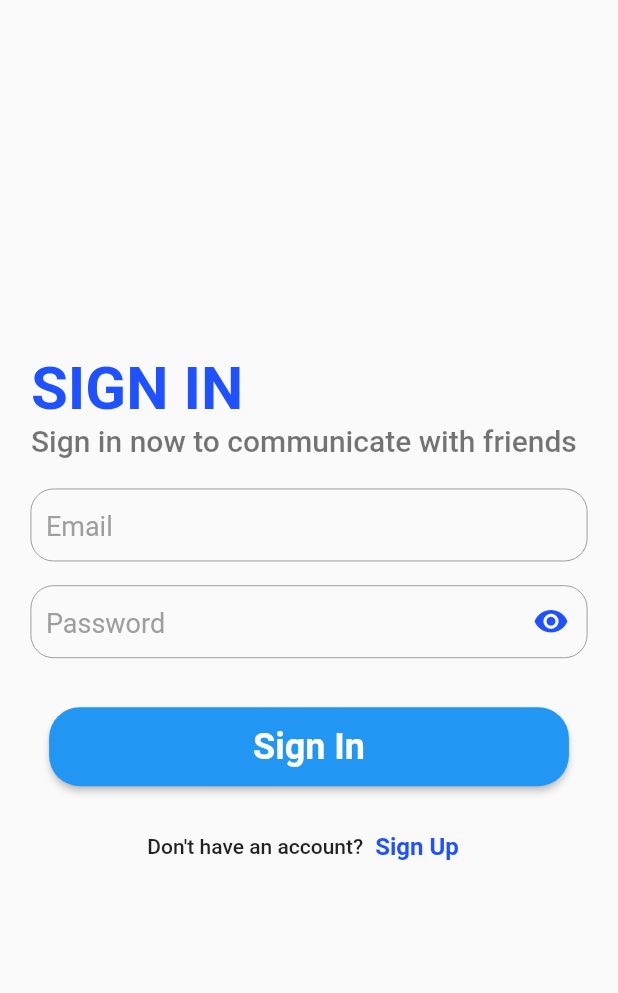
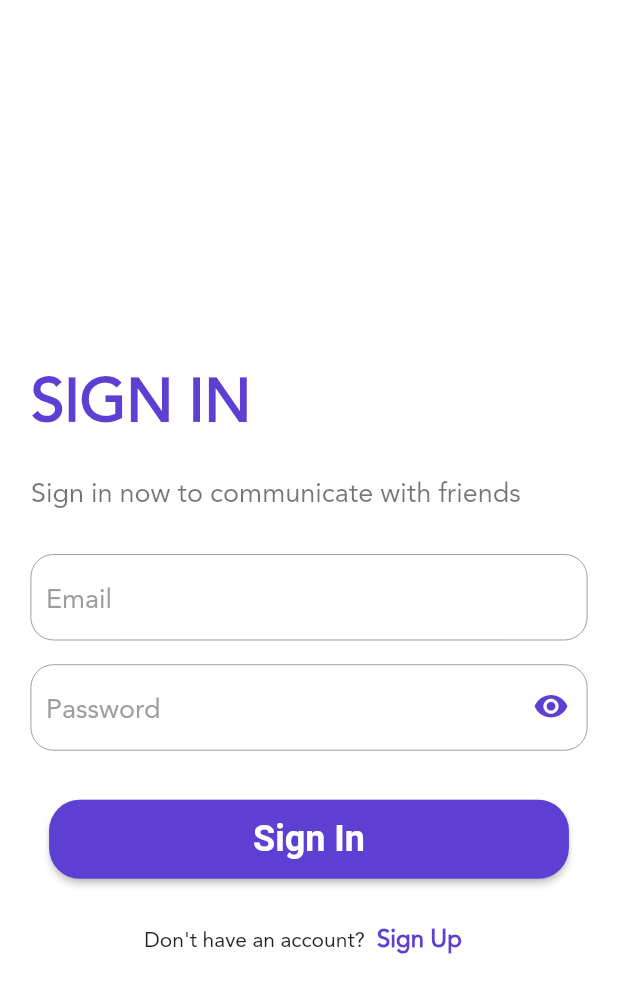
Before and after one commit to ahmedghaly15/Linkup, a Flutter app: the screen it shows after launch, on a phone screen of 412 x 824 dp. Shown: the top 993 px of the screen. Run offline on Flutter 3.47's test engine with Material 2 defaults, Android fonts, the light colour scheme and no system bars; our stand-ins replace bloc, cloud_firestore, conditional_builder_null_safety, firebase_auth, firebase_core, flutter_bloc and 1 more; accounts and stored records are empty.

Commit message:
Some Files Have Been Added, Others Have Been Modified

```diff
--- /dev/null
+++ b/lib/layout/cubit/cubit.dart
@@ -0,0 +1,84 @@
+import 'package:cloud_firestore/cloud_firestore.dart';
+import 'package:flutter/material.dart';
+import 'package:flutter_bloc/flutter_bloc.dart';
+import 'package:social_app/layout/cubit/states.dart';
+import 'package:social_app/models/user_model.dart';
+import 'package:social_app/modules/chats/chats_screen.dart';
+import 'package:social_app/modules/feeds/feeds_screen.dart';
+import 'package:social_app/modules/settings/settings_screen.dart';
+import 'package:social_app/modules/users/users_screen.dart';
+import 'package:social_app/shared/constants.dart';
+import 'package:social_app/styles/iconbroken.dart';
+
+import '../../styles/colors.dart';
+
+class SocialAppCubit extends Cubit<SocialAppStates> {
+  SocialAppCubit() : super(SocialAppInitialState());
+
+  static SocialAppCubit getObject(context) => BlocProvider.of(context);
+
+  //============ Current Index Of Bottom Nav Bar Item ============
+  int currentIndex = 0;
+
+  //============ Bottom Nav Bar Screens ============
+  List<Widget> bottomNavScreens = [
+    const FeedsScreen(),
+    const ChatsScreen(),
+    const UsersScreen(),
+    const SettingsScreen(),
+  ];
+
+  //============ Bottom Nav Bar Content ============
+  List<BottomNavigationBarItem> bottomNavItems = const [
+    BottomNavigationBarItem(
+      icon: Icon(IconBroken.home),
+      label: "Home",
+      backgroundColor: defaultColor,
+    ),
+    BottomNavigationBarItem(
+      icon: Icon(IconBroken.chat),
+      label: "Chats",
+      backgroundColor: defaultColor,
+    ),
+    BottomNavigationBarItem(
+      icon: Icon(IconBroken.location),
+      label: "Users",
+      backgroundColor: defaultColor,
+    ),
+    BottomNavigationBarItem(
+      icon: Icon(IconBroken.setting),
+      label: "Settings",
+      backgroundColor: defaultColor,
+    ),
+  ];
+
+  //============ App Bar Titles Of Bottom Nav Bar Screens ============
+  List<String> titles = [
+    'News Feed',
+    'Chats',
+    'Users',
+    'Settings',
+  ];
+
+  //============ For Moving Between Bottom Nav Bar Screens ============
+  void changeBottomNavIndex(int index) {
+    currentIndex = index;
+
+    emit(ChangeBottomNavState());
+  }
+
+  UserModel? model;
+
+  void getUserData() {
+    emit(GetUserLoadingState());
+
+    FirebaseFirestore.instance.collection('users').doc(uId).get().then((value) {
+      // print(value.data());
+      model = UserModel.fromJson(value.data()!);
+      emit(GetUserSuccessState());
+    }).catchError((error) {
+      print(error.toString());
+      emit(GetUserErrorState(error.toString()));
+    });
+  }
+}
--- /dev/null
+++ b/lib/layout/cubit/states.dart
@@ -0,0 +1,14 @@
+abstract class SocialAppStates {}
+
+class SocialAppInitialState extends SocialAppStates {}
+
+class GetUserLoadingState extends SocialAppStates {}
+
+class GetUserSuccessState extends SocialAppStates {}
+
+class GetUserErrorState extends SocialAppStates {
+  final String error;
+  GetUserErrorState(this.error);
+}
+
+class ChangeBottomNavState extends SocialAppStates {}
--- a/lib/main.dart
+++ b/lib/main.dart
@@ -1,25 +1,77 @@
 import 'package:firebase_core/firebase_core.dart';
 import 'package:flutter/material.dart';
+import 'package:flutter/services.dart';
+import 'package:flutter_bloc/flutter_bloc.dart';
+import 'package:social_app/layout/cubit/cubit.dart';
+import 'package:social_app/layout/social_layout.dart';
 import 'package:social_app/modules/auth/auth_screen.dart';
+import 'package:social_app/shared/bloc_observer.dart';
+import 'package:social_app/shared/constants.dart';
 
 import 'firebase_options.dart';
+import 'network/local/cache_helper.dart';
 
 Future<void> main() async {
   WidgetsFlutterBinding.ensureInitialized();
   await Firebase.initializeApp(
     options: DefaultFirebaseOptions.currentPlatform,
   );
-  runApp(const MainApp());
+
+  //===================== Observing My Bloc =====================
+  Bloc.observer = MyBlocObserver();
+
+  //===================== Initializing SharedPref =====================
+  await CacheHelper.initSharedPref();
+
+  uId = CacheHelper.getStringData(key: 'uId');
+
+  Widget startingScreen;
+
+  if (uId != null) {
+    startingScreen = const SocialAppLayout();
+  } else {
+    startingScreen = const AuthScreen();
+  }
+
+  runApp(MainApp(startingScreen));
 }
 
 class MainApp extends StatelessWidget {
-  const MainApp({super.key});
+  final Widget? startingScreen;
+  const MainApp(this.startingScreen, {super.key});
 
   @override
   Widget build(BuildContext context) {
-    return const MaterialApp(
-      debugShowCheckedModeBanner: false,
-      home: AuthScreen(),
+    return BlocProvider(
+      create: (context) => SocialAppCubit()..getUserData(),
+      child: MaterialApp(
+        debugShowCheckedModeBanner: false,
+        theme: ThemeData(
+          fontFamily: 'Janna',
+          appBarTheme: const AppBarTheme(
+            iconTheme: IconThemeData(
+              color: Colors.black,
+              size: 25,
+            ),
+            titleTextStyle: TextStyle(
+              fontSize: 23,
+              fontWeight: FontWeight.bold,
+              color: Colors.black,
+              letterSpacing: 0.5,
+              fontFamily: 'Janna',
+            ),
+            centerTitle: true,
+            elevation: 0,
+            backgroundColor: Colors.white,
+            systemOverlayStyle: SystemUiOverlayStyle(
+              statusBarColor: Colors.white,
+              statusBarBrightness: Brightness.dark,
+            ),
+          ),
+          scaffoldBackgroundColor: Colors.white,
+        ),
+        home: startingScreen,
+      ),
     );
   }
 }
--- /dev/null
+++ b/lib/models/user_model.dart
@@ -0,0 +1,33 @@
+class UserModel {
+  String? name;
+  String? email;
+  String? phone;
+  String? uId;
+  bool? isEmailVerified;
+
+  UserModel({
+    this.name,
+    this.email,
+    this.phone,
+    this.uId,
+    this.isEmailVerified,
+  });
+
+  UserModel.fromJson(Map<String, dynamic> json) {
+    name = json['name'];
+    email = json['email'];
+    phone = json['phone'];
+    uId = json['uId'];
+    isEmailVerified = json['isEmailVerified'];
+  }
+
+  Map<String, dynamic> toJson() {
+    return {
+      'name': name,
+      'email': email,
+      'phone': phone,
+      'uId': uId,
+      'isEmailVerified': isEmailVerified,
+    };
+  }
+}
--- a/lib/modules/auth/auth_screen.dart
+++ b/lib/modules/auth/auth_screen.dart
@@ -1,6 +1,8 @@
 import 'package:conditional_builder_null_safety/conditional_builder_null_safety.dart';
 import 'package:flutter/material.dart';
 import 'package:flutter_bloc/flutter_bloc.dart';
+import 'package:social_app/layout/social_layout.dart';
+import 'package:social_app/network/local/cache_helper.dart';
 import 'package:social_app/shared/constants.dart';
 
 // import '/layout/shop_layout.dart';
@@ -93,6 +95,22 @@ class _AuthScreenState extends State<AuthScreen>
               context: context,
             );
           }
+
+          if (state is SignInSuccessState) {
+            CacheHelper.saveData(key: 'uId', value: state.uId).then((value) {
+              navigateAndFinish(context, screen: const SocialAppLayout());
+            });
+          }
+
+          if (state is SignUpSuccessState) {
+            CacheHelper.saveData(key: 'uId', value: state.uId).then((value) {
+              navigateAndFinish(context, screen: const SocialAppLayout());
+            });
+          }
+
+          if (state is CreateUserSuccessState) {
+            navigateAndFinish(context, screen: const SocialAppLayout());
+          }
           // if (state is SignInSuccessState) {
           // if (state.signInModel.status!) {
           //======= In Case User Sign In Successfully =======
@@ -153,6 +171,7 @@ class _AuthScreenState extends State<AuthScreen>
                 // For Closing The Keyboard When The Screen Is Tapped
                 onTap: () => FocusScope.of(context).unfocus(),
                 child: Scaffold(
+                  appBar: AppBar(),
                   body: Center(
                     child: SingleChildScrollView(
                       child: Padding(
@@ -175,6 +194,8 @@ class _AuthScreenState extends State<AuthScreen>
                                     color: defaultColor,
                                   ),
                             ),
+                            // For Adding Some Space
+                            SizedBox(height: screenHeight * 0.01),
                             Text(
                               authMode == AuthMode.signIn
                                   ? "Sign in now to communicate with friends"
@@ -183,12 +204,12 @@ class _AuthScreenState extends State<AuthScreen>
                                   .textTheme
                                   .titleLarge!
                                   .copyWith(
-                                    fontSize: 20,
+                                    fontSize: 18,
                                     color: Colors.black54,
                                   ),
                             ),
                             //======== For Adding Some Space ========
-                            SizedBox(height: screenHeight * 0.025),
+                            SizedBox(height: screenHeight * 0.03),
                             //======================= Auth Form =======================
                             Form(
                               key: formKey,
--- a/lib/modules/auth/cubit/states.dart
+++ b/lib/modules/auth/cubit/states.dart
@@ -8,6 +8,8 @@ class AuthScreenInitialState extends AuthScreenStates {}
 class SignInLoadingState extends AuthScreenStates {}
 
 class SignInSuccessState extends AuthScreenStates {
+  final String uId;
+  SignInSuccessState(this.uId);
   // final SignInModel signInModel;
   // SignInSuccessState(this.signInModel);
 }
@@ -20,6 +22,8 @@ class SignInErrorState extends AuthScreenStates {
 class SignUpLoadingState extends AuthScreenStates {}
 
 class SignUpSuccessState extends AuthScreenStates {
+  final String uId;
+  SignUpSuccessState(this.uId);
   // final SignInModel signInModel;
   // SignUpSuccessState(this.signInModel);
 }
@@ -28,3 +32,10 @@ class SignUpErrorState extends AuthScreenStates {
   final String error;
   SignUpErrorState(this.error);
 }
+
+class CreateUserSuccessState extends AuthScreenStates {}
+
+class CreateUserErrorState extends AuthScreenStates {
+  final String error;
+  CreateUserErrorState(this.error);
+}
--- a/lib/network/local/cache_helper.dart
+++ b/lib/network/local/cache_helper.dart
@@ -0,0 +1,36 @@
+import 'package:shared_preferences/shared_preferences.dart';
+
+class CacheHelper {
+  static late SharedPreferences sharedPreferences;
+
+  //=============== For Initializing The SharedPreferences ===============
+  static initSharedPref() async {
+    sharedPreferences = await SharedPreferences.getInstance();
+  }
+
+  static Future<bool> saveData({
+    required String key,
+    required dynamic value,
+  }) async {
+    if (value is String) return await sharedPreferences.setString(key, value);
+    if (value is bool) return await sharedPreferences.setBool(key, value);
+    if (value is int) return await sharedPreferences.setInt(key, value);
+
+    return await sharedPreferences.setDouble(key, value);
+  }
+
+  //=============== For Getting Saved Boolean Data In Shared Pref ===============
+  static bool? getBoolData({required String key}) {
+    return sharedPreferences.getBool(key);
+  }
+
+  //=============== For Getting Saved String Data In Shared Pref ===============
+  static String? getStringData({required String key}) {
+    return sharedPreferences.getString(key);
+  }
+
+  //============== For Removing Some Saved Data From SharedPref ==============
+  static Future<bool> removeData({required String key}) async {
+    return await sharedPreferences.remove(key);
+  }
+}
--- a/lib/shared/components/default_button.dart
+++ b/lib/shared/components/default_button.dart
@@ -1,4 +1,5 @@
 import 'package:flutter/material.dart';
+import 'package:social_app/styles/colors.dart';
 
 class DefaultButton extends StatelessWidget {
   final String buttonText;
@@ -32,8 +33,7 @@ class DefaultButton extends StatelessWidget {
             vertical: screenHeight * height,
           ),
         ),
-        backgroundColor:
-            MaterialStateProperty.all(Theme.of(context).primaryColor),
+        backgroundColor: MaterialStateProperty.all(defaultColor),
         shape: MaterialStateProperty.all(
           RoundedRectangleBorder(
             borderRadius: BorderRadius.circular(screenWidth * buttonRaduis),
--- a/lib/styles/colors.dart
+++ b/lib/styles/colors.dart
@@ -1,3 +1,3 @@
 import 'package:flutter/material.dart';
 
-const defaultColor = Color.fromARGB(255, 31, 81, 255);
+const defaultColor = Color.fromRGBO(93, 63, 211, 1);
--- /dev/null
+++ b/lib/styles/iconbroken.dart
@@ -0,0 +1,121 @@
+import 'package:flutter/widgets.dart';
+
+class IconBroken {
+  IconBroken._();
+
+  static const String _fontFamily = 'IconBroken';
+
+  static const IconData user = IconData(0xe900, fontFamily: _fontFamily);
+  static const IconData user1 = IconData(0xe901, fontFamily: _fontFamily);
+  static const IconData activity = IconData(0xe902, fontFamily: _fontFamily);
+  static const IconData addUser = IconData(0xe903, fontFamily: _fontFamily);
+  static const IconData arrowDown_2 = IconData(0xe904, fontFamily: _fontFamily);
+  static const IconData arrowDown_3 = IconData(0xe905, fontFamily: _fontFamily);
+  static const IconData arrowDownCircle =
+      IconData(0xe906, fontFamily: _fontFamily);
+  static const IconData arrowDownSquare =
+      IconData(0xe907, fontFamily: _fontFamily);
+  static const IconData arrowDown = IconData(0xe908, fontFamily: _fontFamily);
+  static const IconData arrowLeft_2 = IconData(0xe909, fontFamily: _fontFamily);
+  static const IconData arrowLeft_3 = IconData(0xe90a, fontFamily: _fontFamily);
+  static const IconData arrowLeftCircle =
+      IconData(0xe90b, fontFamily: _fontFamily);
+  static const IconData arrowLeftSquare =
+      IconData(0xe90c, fontFamily: _fontFamily);
+  static const IconData arrowLeft = IconData(0xe90d, fontFamily: _fontFamily);
+  static const IconData arrowRight_2 =
+      IconData(0xe90e, fontFamily: _fontFamily);
+  static const IconData arrowRight_3 =
+      IconData(0xe90f, fontFamily: _fontFamily);
+  static const IconData arrowRightCircle =
+      IconData(0xe910, fontFamily: _fontFamily);
+  static const IconData arrowRightSquare =
+      IconData(0xe911, fontFamily: _fontFamily);
+  static const IconData arrowRight = IconData(0xe912, fontFamily: _fontFamily);
+  static const IconData arrowUp_2 = IconData(0xe913, fontFamily: _fontFamily);
+  static const IconData arrowUp_3 = IconData(0xe914, fontFamily: _fontFamily);
+  static const IconData arrowUpCircle =
+      IconData(0xe915, fontFamily: _fontFamily);
+  static const IconData arrowUpSquare =
+      IconData(0xe916, fontFamily: _fontFamily);
+  static const IconData arrowUp = IconData(0xe917, fontFamily: _fontFamily);
+  static const IconData bag_2 = IconData(0xe918, fontFamily: _fontFamily);
+  static const IconData bag = IconData(0xe919, fontFamily: _fontFamily);
+  static const IconData bookmark = IconData(0xe91a, fontFamily: _fontFamily);
+  static const IconData buy = IconData(0xe91b, fontFamily: _fontFamily);
+  static const IconData calendar = IconData(0xe91c, fontFamily: _fontFamily);
+  static const IconData callMissed = IconData(0xe91d, fontFamily: _fontFamily);
+  static const IconData callSilent = IconData(0xe91e, fontFamily: _fontFamily);
+  static const IconData call = IconData(0xe91f, fontFamily: _fontFamily);
+  static const IconData calling = IconData(0xe920, fontFamily: _fontFamily);
+  static const IconData camera = IconData(0xe921, fontFamily: _fontFamily);
+  static const IconData category = IconData(0xe922, fontFamily: _fontFamily);
+  static const IconData chart = IconData(0xe923, fontFamily: _fontFamily);
+  static const IconData chat = IconData(0xe924, fontFamily: _fontFamily);
+  static const IconData closeSquare = IconData(0xe925, fontFamily: _fontFamily);
+  static const IconData danger = IconData(0xe926, fontFamily: _fontFamily);
+  static const IconData delete = IconData(0xe927, fontFamily: _fontFamily);
+  static const IconData discount = IconData(0xe928, fontFamily: _fontFamily);
+  static const IconData discovery = IconData(0xe929, fontFamily: _fontFamily);
+  static const IconData document = IconData(0xe92a, fontFamily: _fontFamily);
+  static const IconData download = IconData(0xe92b, fontFamily: _fontFamily);
+  static const IconData editSquare = IconData(0xe92c, fontFamily: _fontFamily);
+  static const IconData edit = IconData(0xe92d, fontFamily: _fontFamily);
+  static const IconData filter_2 = IconData(0xe92e, fontFamily: _fontFamily);
+  static const IconData filter = IconData(0xe92f, fontFamily: _fontFamily);
+  static const IconData folder = IconData(0xe930, fontFamily: _fontFamily);
+  static const IconData game = IconData(0xe931, fontFamily: _fontFamily);
+  static const IconData graph = IconData(0xe932, fontFamily: _fontFamily);
+  static const IconData heart = IconData(0xe933, fontFamily: _fontFamily);
+  static const IconData hide = IconData(0xe934, fontFamily: _fontFamily);
+  static const IconData home = IconData(0xe935, fontFamily: _fontFamily);
+  static const IconData image_2 = IconData(0xe936, fontFamily: _fontFamily);
+  static const IconData image = IconData(0xe937, fontFamily: _fontFamily);
+  static const IconData infoCircle = IconData(0xe938, fontFamily: _fontFamily);
+  static const IconData infoSquare = IconData(0xe939, fontFamily: _fontFamily);
+  static const IconData location = IconData(0xe93a, fontFamily: _fontFamily);
+  static const IconData lock = IconData(0xe93b, fontFamily: _fontFamily);
+  static const IconData login = IconData(0xe93c, fontFamily: _fontFamily);
+  static const IconData logout = IconData(0xe93d, fontFamily: _fontFamily);
+  static const IconData message = IconData(0xe93e, fontFamily: _fontFamily);
+  static const IconData moreCircle = IconData(0xe93f, fontFamily: _fontFamily);
+  static const IconData moreSquare = IconData(0xe940, fontFamily: _fontFamily);
+  static const IconData notification =
+      IconData(0xe941, fontFamily: _fontFamily);
+  static const IconData paperDownload =
+      IconData(0xe942, fontFamily: _fontFamily);
+  static const IconData paperFail = IconData(0xe943, fontFamily: _fontFamily);
+  static const IconData paperNegative =
+      IconData(0xe944, fontFamily: _fontFamily);
+  static const IconData paperPlus = IconData(0xe945, fontFamily: _fontFamily);
+  static const IconData paperUpload = IconData(0xe946, fontFamily: _fontFamily);
+  static const IconData paper = IconData(0xe947, fontFamily: _fontFamily);
+  static const IconData password = IconData(0xe948, fontFamily: _fontFamily);
+  static const IconData play = IconData(0xe949, fontFamily: _fontFamily);
+  static const IconData plus = IconData(0xe94a, fontFamily: _fontFamily);
+  static const IconData profile = IconData(0xe94b, fontFamily: _fontFamily);
+  static const IconData scan = IconData(0xe94c, fontFamily: _fontFamily);
+  static const IconData search = IconData(0xe94d, fontFamily: _fontFamily);
+  static const IconData send = IconData(0xe94e, fontFamily: _fontFamily);
+  static const IconData setting = IconData(0xe94f, fontFamily: _fontFamily);
+  static const IconData shielddDone = IconData(0xe950, fontFamily: _fontFamily);
+  static const IconData shieldFail = IconData(0xe951, fontFamily: _fontFamily);
+  static const IconData show = IconData(0xe952, fontFamily: _fontFamily);
+  static const IconData star = IconData(0xe953, fontFamily: _fontFamily);
+  static const IconData swap = IconData(0xe954, fontFamily: _fontFamily);
+  static const IconData tickSquare = IconData(0xe955, fontFamily: _fontFamily);
+  static const IconData ticketStar = IconData(0xe956, fontFamily: _fontFamily);
+  static const IconData ticket = IconData(0xe957, fontFamily: _fontFamily);
+  static const IconData timeCircle = IconData(0xe958, fontFamily: _fontFamily);
+  static const IconData timeSquare = IconData(0xe959, fontFamily: _fontFamily);
+  static const IconData unlock = IconData(0xe95a, fontFamily: _fontFamily);
+  static const IconData upload = IconData(0xe95b, fontFamily: _fontFamily);
+  static const IconData video = IconData(0xe95c, fontFamily: _fontFamily);
+  static const IconData voice_2 = IconData(0xe95d, fontFamily: _fontFamily);
+  static const IconData voice = IconData(0xe95e, fontFamily: _fontFamily);
+  static const IconData volumeDown = IconData(0xe95f, fontFamily: _fontFamily);
+  static const IconData volumeOff = IconData(0xe960, fontFamily: _fontFamily);
+  static const IconData volumeUp = IconData(0xe961, fontFamily: _fontFamily);
+  static const IconData wallet = IconData(0xe962, fontFamily: _fontFamily);
+  static const IconData work = IconData(0xe963, fontFamily: _fontFamily);
+}
```
Also changed, not shown: lib/layout/social_layout.dart (added, +59 -0 lines), lib/modules/auth/cubit/cubit.dart (+39 -4 lines), lib/modules/chats/chats_screen.dart (added, +10 -0 lines), lib/modules/feeds/feeds_screen.dart (added, +12 -0 lines), lib/modules/settings/settings_screen.dart (added, +10 -0 lines), lib/modules/users/users_screen.dart (added, +10 -0 lines), lib/shared/constants.dart (+12 -9 lines), pubspec.yaml (+10 -0 lines), assets/fonts/Janna LT Regular.ttf (added), assets/fonts/icons.ttf (added), pubspec.lock, 1 other file.
